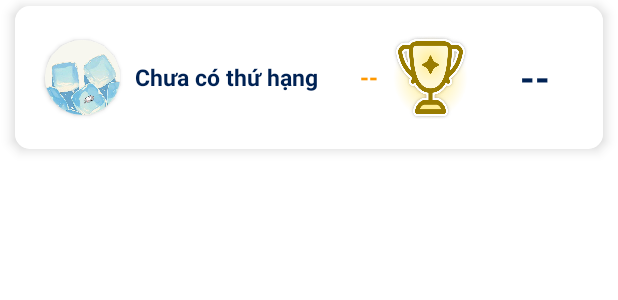
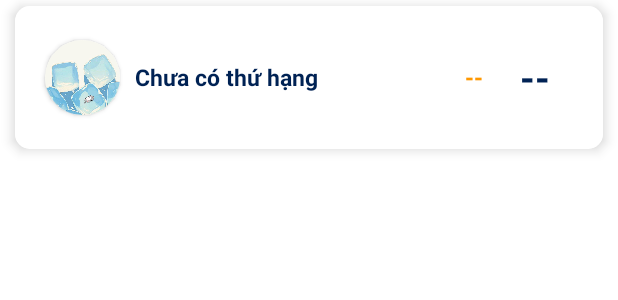
Before and after one commit to vietthong812/mobile_android, an Android app: the layout rank_item.xml on its own in the app's theme, with its tools: preview values and no code run, on a phone screen of 412 x 824 dp. Shown: the top 300 px of the screen. Run offline under Robolectric (Android 15) with nearby library versions, the phone set to English and light mode, and no system bars; Roboto replaces fonts that are not available here.

Commit message:
Fix double badge in ranking

```diff
--- a/EStudy_App/app/src/main/res/layout/rank_item.xml
+++ b/EStudy_App/app/src/main/res/layout/rank_item.xml
@@ -66,8 +66,8 @@
             android:layout_height="55dp"
             android:layout_gravity="center"
             android:layout_margin="10dp"
-            android:scaleType="centerInside"
-            android:background="@drawable/badge1_icon" />
+            android:visibility="gone"
+            android:scaleType="centerInside" />
         <TextView
             android:id="@+id/tvRank"
             android:layout_width="50dp"
```
